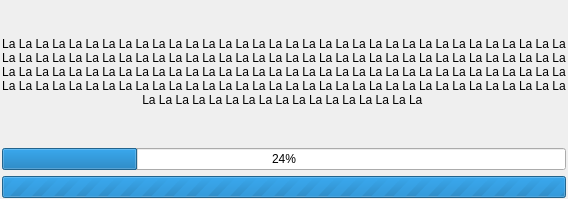
The window that kaidan.ui (hbirchtree/kaidan) describes before a commit, drawn with Qt 5.
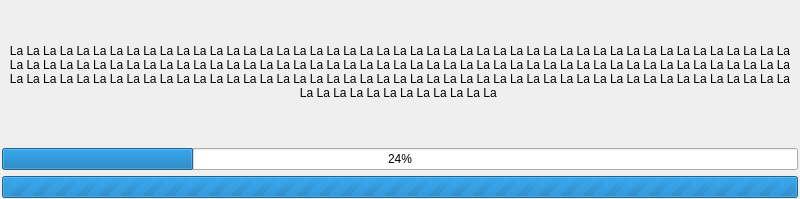
The same window after the commit.

What changed in the file:
```diff
--- a/kaidan.ui
+++ b/kaidan.ui
@@ -6,7 +6,7 @@
    <rect>
     <x>0</x>
     <y>0</y>
-    <width>568</width>
+    <width>800</width>
     <height>199</height>
    </rect>
   </property>
```
